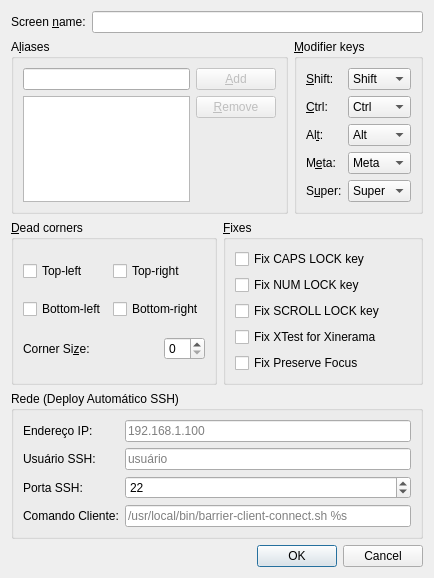
First picture: the form in src/gui/src/ScreenSettingsDialogBase.ui, repository wesleyyps/barrier, before the edit.
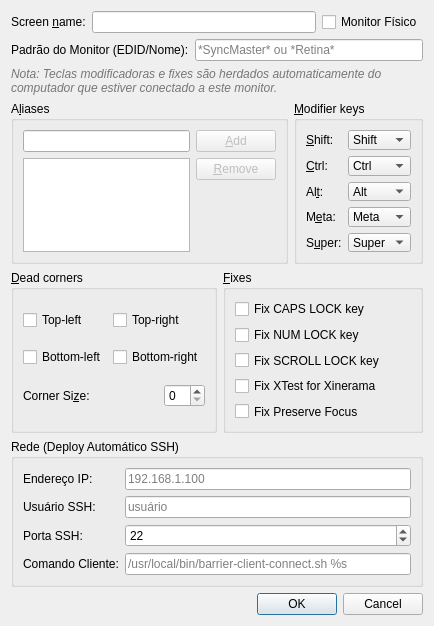
Second picture: the form after the edit.

Commit message: feat: add multi-monitor support and display information mapping for server and clients; feat: clean_build.sh improved for macosx.

What changed in the file:
```diff
--- a/src/gui/src/ScreenSettingsDialogBase.ui
+++ b/src/gui/src/ScreenSettingsDialogBase.ui
@@ -29,8 +29,46 @@
      <item>
       <widget class="QLineEdit" name="m_pLineEditName"/>
      </item>
+     <item>
+      <widget class="QCheckBox" name="m_pCheckBoxIsMonitor">
+       <property name="text">
+        <string>Monitor Físico</string>
+       </property>
+      </widget>
+     </item>
     </layout>
    </item>
+   <item>
+    <layout class="QHBoxLayout" name="layoutMonitorMatch">
+     <item>
+      <widget class="QLabel" name="label_monitor_match">
+       <property name="text">
+        <string>Padrão do Monitor (EDID/Nome):</string>
+       </property>
+       <property name="buddy">
+        <cstring>m_pLineEditMonitorMatch</cstring>
+       </property>
+      </widget>
+     </item>
+     <item>
+      <widget class="QLineEdit" name="m_pLineEditMonitorMatch">
+       <property name="placeholderText">
+        <string>*SyncMaster* ou *Retina*</string>
+       </property>
+      </widget>
+     </item>
+    </layout>
+   </item>
+   <item>
+    <widget class="QLabel" name="m_pLabelMonitorNotice">
+     <property name="text">
+      <string>&lt;i style=&quot;color: #777;&quot;&gt;Nota: Teclas modificadoras e fixes são herdados automaticamente do computador que estiver conectado a este monitor.&lt;/i&gt;</string>
+     </property>
+     <property name="wordWrap">
+      <bool>true</bool>
+     </property>
+    </widget>
+   </item>
    <item>
     <layout class="QHBoxLayout">
      <item>
```
The commit also changes 37 other files.
